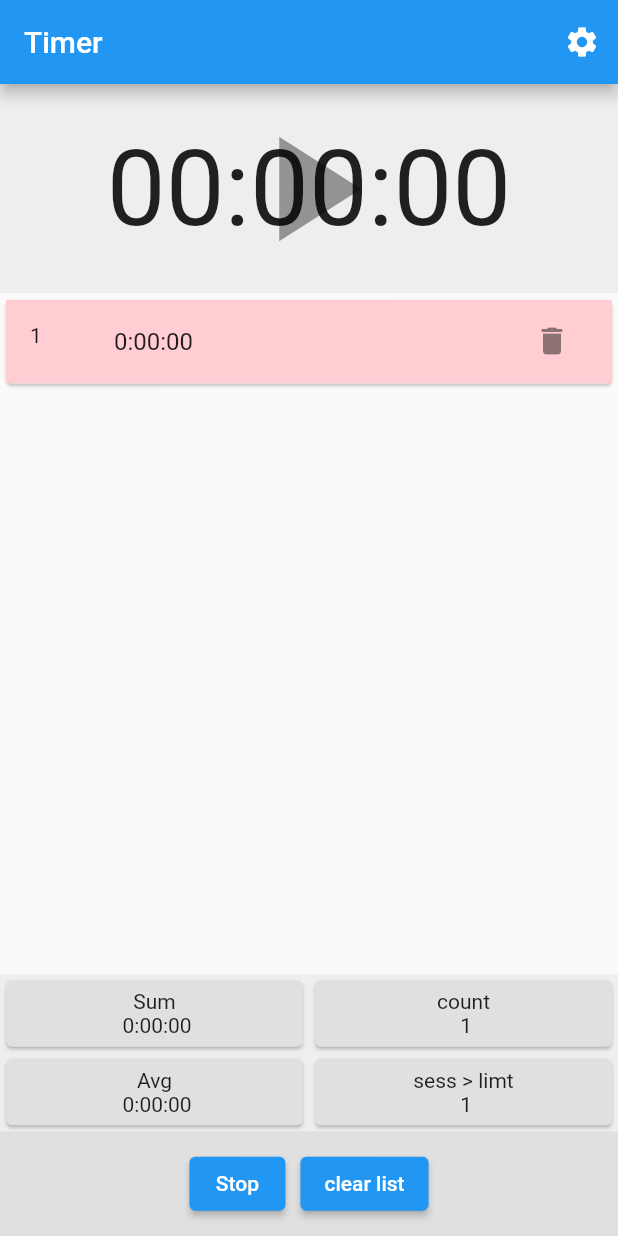
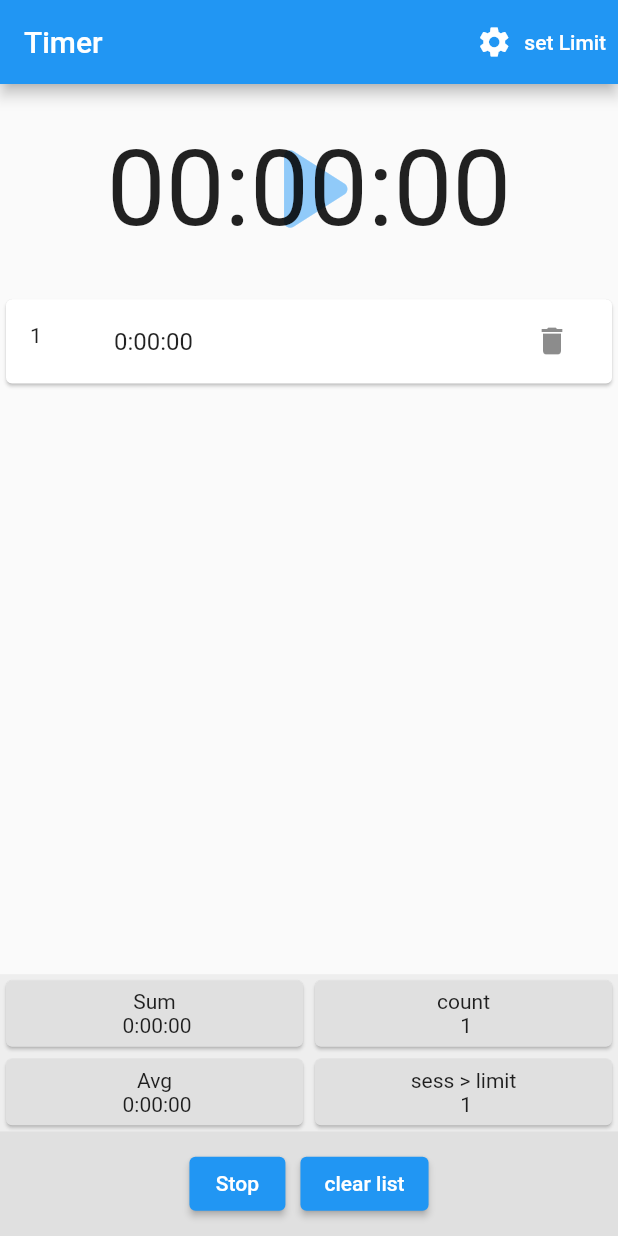
Before and after one commit to MahmoudMokhtar34/timer, a Flutter app: the screen it shows after launch, after a tap on "Stop", on a phone screen of 412 x 824 dp. Run offline on Flutter 3.47's test engine with Material 2 defaults, Android fonts, the phone set to English and light mode, and no system bars.

```diff
--- a/lib/main.dart
+++ b/lib/main.dart
@@ -1,10 +1,11 @@
 import 'package:flutter/material.dart';
+import 'package:flutter/rendering.dart';
 import 'model/state_widget.dart';
 
 import 'pages/home_page/home_page.dart';
 
 void main() {
-  //debugPaintSizeEnabled = true;
+  debugPaintSizeEnabled = false;
   runApp(const MyApp());
 }
 
--- a/lib/model/state_widget.dart
+++ b/lib/model/state_widget.dart
@@ -30,9 +30,9 @@ class Provider extends State<StateWidget> {
   }
 
   void activateTimerTimer({required Function setState}) {
-    //TODO: check activity of timerObject
     print('### to 1 ${appState.timerObject?.isActive}');
     if (appState.isStarted) {
+      //check activity of timerObject
       if (appState.timerObject != null && appState.timerObject!.isActive) {
         return;
       }
@@ -127,6 +127,6 @@ class Provider extends State<StateWidget> {
     }
     double avgInSeconds = sumSessions().inSeconds / appState.sessions.length;
 
-    return Duration(seconds: avgInSeconds.round());
+    return Duration(seconds: avgInSeconds.floor());
   }
 }
--- a/lib/pages/home_page/home_page.dart
+++ b/lib/pages/home_page/home_page.dart
@@ -23,7 +23,12 @@ class _HomePageState extends State<HomePage> {
         appBar: AppBar(
           title: const Text('Timer'),
           actions: [
-            IconButton(
+            TextButton.icon(
+                style: ButtonStyle(
+                  foregroundColor:
+                      MaterialStateProperty.all<Color>(Colors.white),
+                ),
+                label: const Text('set Limit'),
                 onPressed: (() {
                   showModalBottomSheet(
                       isDismissible: false,
@@ -77,33 +82,31 @@ class _HomePageState extends State<HomePage> {
   Widget timer(Provider provider, AppState appState) {
     Widget start = appState.isStarted
         ? const SizedBox()
-        : const Center(
-            child: SizedBox.expand(
-                child: IconButton(
+        : IconButton(
             onPressed: null,
             icon: Icon(
-              Icons.play_arrow,
-              size: 120,
+              Icons.play_arrow_rounded,
+              size: 100,
+              color: Colors.blue[200],
             ),
-          )));
+          );
     Widget resume = appState.isStarted ? const Icon(Icons.pause) : Container();
 
     return Stack(
+      alignment: Alignment.center,
+      fit: StackFit.expand,
       children: [
+        start,
         Container(
           width: double.infinity,
-          color: Colors.grey[200],
+          //color: Colors.grey[200],
+
           alignment: Alignment.center,
           child: FittedBox(
-            child: Column(
-              mainAxisAlignment: MainAxisAlignment.center,
-              children: [
-                TimeWidget(
+            child: TimeWidget(
               provider: provider,
               appState: appState,
               textStyle: const TextStyle(fontSize: 70),
-                ),
-              ],
             ),
           ),
         ),
@@ -111,7 +114,6 @@ class _HomePageState extends State<HomePage> {
           alignment: Alignment.bottomCenter,
           child: resume,
         ),
-        start,
         GestureDetector(
           onTap: () {
             provider.startPAuseResume(
@@ -136,7 +138,8 @@ class _HomePageState extends State<HomePage> {
           return Card(
             key: ObjectKey(appState.sessions[index]),
             child: ListTile(
-              tileColor: appState.sessions[index] < appState.sessionLimit
+              tileColor: appState.sessions[index].inSeconds >
+                      appState.sessionLimit.inSeconds
                   ? Colors.red[100]
                   : null,
               leading: Text('${index + 1}'),
@@ -184,7 +187,7 @@ class _HomePageState extends State<HomePage> {
               children: [
                 Center(child: Text(message)),
                 Align(
-                  alignment: Alignment.bottomRight,
+                  alignment: Alignment.bottomCenter,
                   child: TextButton.icon(
                     icon: const Icon(Icons.delete),
                     label: const Text('Delete'),
@@ -249,7 +252,7 @@ class _HomePageState extends State<HomePage> {
                             child: Center(
                               child: Text(
                                   textAlign: TextAlign.center,
-                                  'sess > limt\n ${appState.sessions.where((e) => e < appState.sessionLimit).length}'),
+                                  'sess > limit\n ${appState.sessions.where((e) => e < appState.sessionLimit).length}'),
                             ))),
                   ]),
             ),
@@ -371,33 +374,70 @@ class _SettingsState extends State<Settings> {
             mainAxisAlignment: MainAxisAlignment.center,
             //minutes
             children: <Widget>[
+              Column(
+                children: [
+                  const Text(
+                      style: TextStyle(
+                        fontWeight: FontWeight.bold,
+                        fontSize: 16,
+                      ),
+                      'Minutes'),
+                  const SizedBox(width: 0.0, height: 8.0),
+                  Row(
+                    children: [
                       IconButton(
                         onPressed: () => setState(() {
                           newLimit(sessionLimit() - const Duration(minutes: 1));
                         }),
                         icon: const Icon(Icons.remove),
                       ),
-              Text(
+                      Padding(
+                        padding: const EdgeInsets.symmetric(horizontal: 8.0),
+                        child: Text(
+                            style: const TextStyle(
+                                fontWeight: FontWeight.bold, fontSize: 24),
                             '${sessionLimit().inMinutes >= 60 ? sessionLimit().inMinutes % 60 : sessionLimit().inMinutes}'),
+                      ),
                       IconButton(
                         onPressed: () => setState(() {
                           newLimit(sessionLimit() + const Duration(minutes: 1));
                         }),
                         icon: const Icon(Icons.add),
                       ),
+                    ],
+                  ),
+                ],
+              ),
 
               const SizedBox(
                 width: 20,
               ),
               //seconds
+              Column(
+                children: [
+                  const Text(
+                    'seconds',
+                    style: TextStyle(
+                      fontWeight: FontWeight.bold,
+                      fontSize: 16,
+                    ),
+                  ),
+                  const SizedBox(width: 0.0, height: 8.0),
+                  Row(
+                    children: [
                       IconButton(
                         onPressed: () => setState(() {
                           newLimit(sessionLimit() - const Duration(seconds: 1));
                         }),
                         icon: const Icon(Icons.remove),
                       ),
-              Text(
+                      Padding(
+                        padding: const EdgeInsets.symmetric(horizontal: 8.0),
+                        child: Text(
+                            style: const TextStyle(
+                                fontWeight: FontWeight.bold, fontSize: 24),
                             '${sessionLimit().inSeconds >= 60 ? sessionLimit().inSeconds % 60 : sessionLimit().inSeconds}'),
+                      ),
                       IconButton(
                         onPressed: () => setState(() {
                           newLimit(sessionLimit() + const Duration(seconds: 1));
@@ -406,13 +446,20 @@ class _SettingsState extends State<Settings> {
                       ),
                     ],
                   ),
-          ElevatedButton(
+                ],
+              ),
+            ],
+          ),
+          Padding(
+            padding: const EdgeInsets.only(top: 16.0),
+            child: ElevatedButton(
                 onPressed: () {
                   //updating home page wih the new limi before closing bottom sheet
                   widget.setState(() {});
                   Navigator.of(context).pop();
                 },
-              child: const Text('Done'))
+                child: const Text('Done')),
+          )
         ],
       ),
     );
```
Lines whose indentation alone changed are shown as unchanged.
